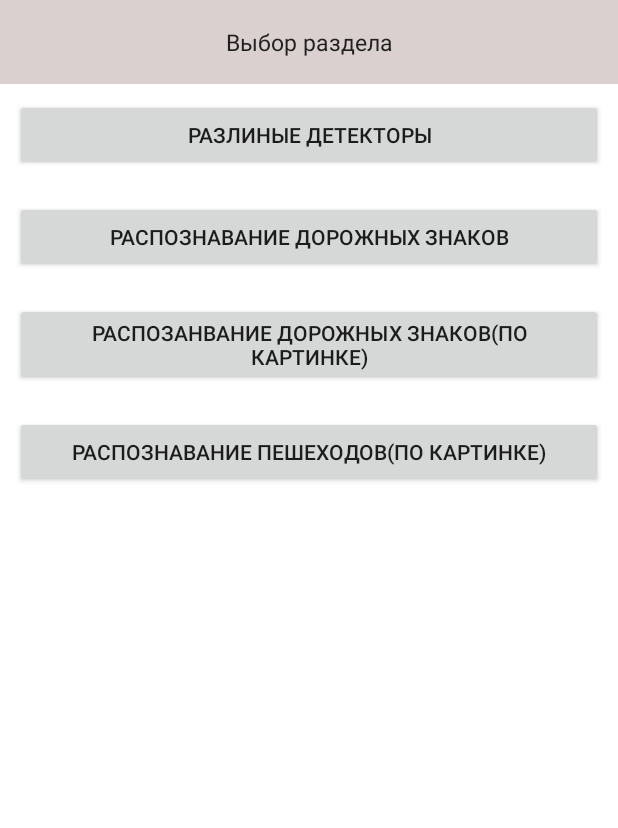
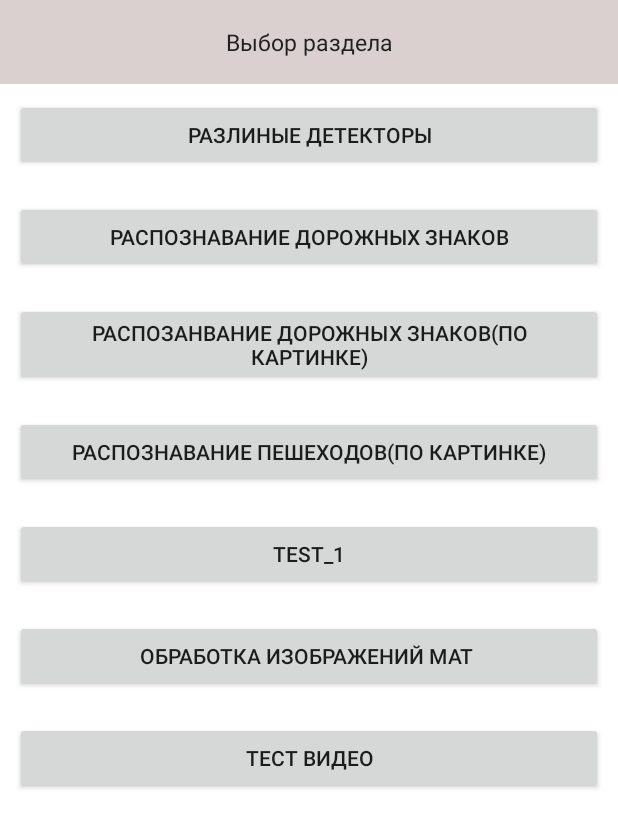
Before and after one commit to Timur164/Diplom_project, an Android app: the screen it shows after launch (MainActivity), on a phone screen of 412 x 824 dp. Shown: the top 828 px of the screen. Run offline under Robolectric (Android 15) with nearby library versions, the phone set to English and light mode, and no system bars; libraries missing offline, so code that uses them is left out: com.afollestad.materialdialogs.

Commit message:
no message

```diff
--- a/app/build.gradle
+++ b/app/build.gradle
@@ -32,9 +32,9 @@ dependencies {
         exclude group: 'com.android.support', module: 'support-annotations'
     })
     compile project(':openCVLibrary320')
-    compile 'com.android.support:appcompat-v7:24.2.1'
+    compile 'com.android.support:appcompat-v7:25.3.0'
     compile 'com.afollestad.material-dialogs:core:0.8.6.0'
-    compile 'com.android.support:design:24.2.1'
-    compile 'com.android.support:support-v4:24.2.1'
+    compile 'com.android.support:design:25.3.0'
+    compile 'com.android.support:support-v4:25.3.0'
     testCompile 'junit:junit:4.12'
 }
--- a/app/src/main/java/com/timyr/opencv_demo/fragments/HomeFragment.java
+++ b/app/src/main/java/com/timyr/opencv_demo/fragments/HomeFragment.java
@@ -12,6 +12,7 @@ import android.widget.Button;
 import com.timyr.opencv_demo.R;
 import com.timyr.opencv_demo.SmartObjectRecognitionActivity;
 import com.timyr.opencv_demo.controller.BaseFragment;
+import com.timyr.opencv_demo.controller.CannyController;
 
 public class HomeFragment extends BaseFragment implements View.OnClickListener {
 
@@ -23,10 +24,16 @@ public class HomeFragment extends BaseFragment implements View.OnClickListener {
         Button roadSignImageButton = (Button) view.findViewById(R.id.road_sign_image_button);
         Button pedestrianImageButton = (Button) view.findViewById(R.id.pedestrian_image_button);
         Button manyDetectorsButton = (Button) view.findViewById(R.id.capabilities_OpenCv_button);
+        Button test_btn = (Button) view.findViewById(R.id.test_btn);
+        Button test_btn_2 = (Button) view.findViewById(R.id.test_btn_2);
+        Button test_btn_video = (Button) view.findViewById(R.id.test_btn_video);
         roadSignButton.setOnClickListener(this);
         roadSignImageButton.setOnClickListener(this);
         pedestrianImageButton.setOnClickListener(this);
         manyDetectorsButton.setOnClickListener(this);
+        test_btn.setOnClickListener(this);
+        test_btn_2.setOnClickListener(this);
+        test_btn_video.setOnClickListener(this);
         return view;
     }
 
@@ -43,12 +50,24 @@ public class HomeFragment extends BaseFragment implements View.OnClickListener {
                 showFragmentWithBackStack(roadSignImageFragment);
                 break;
             case R.id.pedestrian_image_button:
-                PedestrianFragment pedestrianFragment = new PedestrianFragment();
+                CannyController pedestrianFragment = new CannyController();
                 showFragmentWithBackStack(pedestrianFragment);
                 break;
             case R.id.capabilities_OpenCv_button:
-                Intent intent=new Intent(getActivity(),SmartObjectRecognitionActivity.class);
+                Intent intent = new Intent(getActivity(), SmartObjectRecognitionActivity.class);
                 startActivity(intent);
+                break;
+            case R.id.test_btn:
+                TestFragment testFragment = new TestFragment();
+                showFragmentWithBackStack(testFragment);
+                break;
+            case R.id.test_btn_2:
+                TestMat_BitmapFragment testFragment_2 = new TestMat_BitmapFragment();
+                showFragmentWithBackStack(testFragment_2);
+                break;
+            case R.id.test_btn_video:
+                TestVideoFragment testVideoFragment = new TestVideoFragment();
+                showFragmentWithBackStack(testVideoFragment);
                 break;
         }
     }
--- a/app/src/main/java/com/timyr/opencv_demo/fragments/SplashFragment.java
+++ b/app/src/main/java/com/timyr/opencv_demo/fragments/SplashFragment.java
@@ -24,7 +24,7 @@ public class SplashFragment extends BaseFragment{
                 HomeFragment homeFragment = new HomeFragment();
                 showFragment(homeFragment);
             }
-        },5000);
+        },2000);
         return view;
     }
 
--- a/app/src/main/res/layout/home_fragment.xml
+++ b/app/src/main/res/layout/home_fragment.xml
@@ -47,5 +47,24 @@
         android:layout_margin="10dp"
         android:text="@string/pedestrian" />
 
+    <Button
+        android:id="@+id/test_btn"
+        android:layout_width="match_parent"
+        android:layout_height="wrap_content"
+        android:layout_margin="10dp"
+        android:text="test_1" />
 
+    <Button
+        android:id="@+id/test_btn_2"
+        android:layout_width="match_parent"
+        android:layout_height="wrap_content"
+        android:layout_margin="10dp"
+        android:text="Обработка изображений Mat " />
+
+    <Button
+        android:id="@+id/test_btn_video"
+        android:layout_width="match_parent"
+        android:layout_height="wrap_content"
+        android:layout_margin="10dp"
+        android:text="Тест видео" />
 </LinearLayout>
```
Also changed, not shown: app/src/main/AndroidManifest.xml (+9 -0 lines), app/src/main/res/layout/road_sign_image_fragment.xml (+22 -6 lines), 20 other files.
